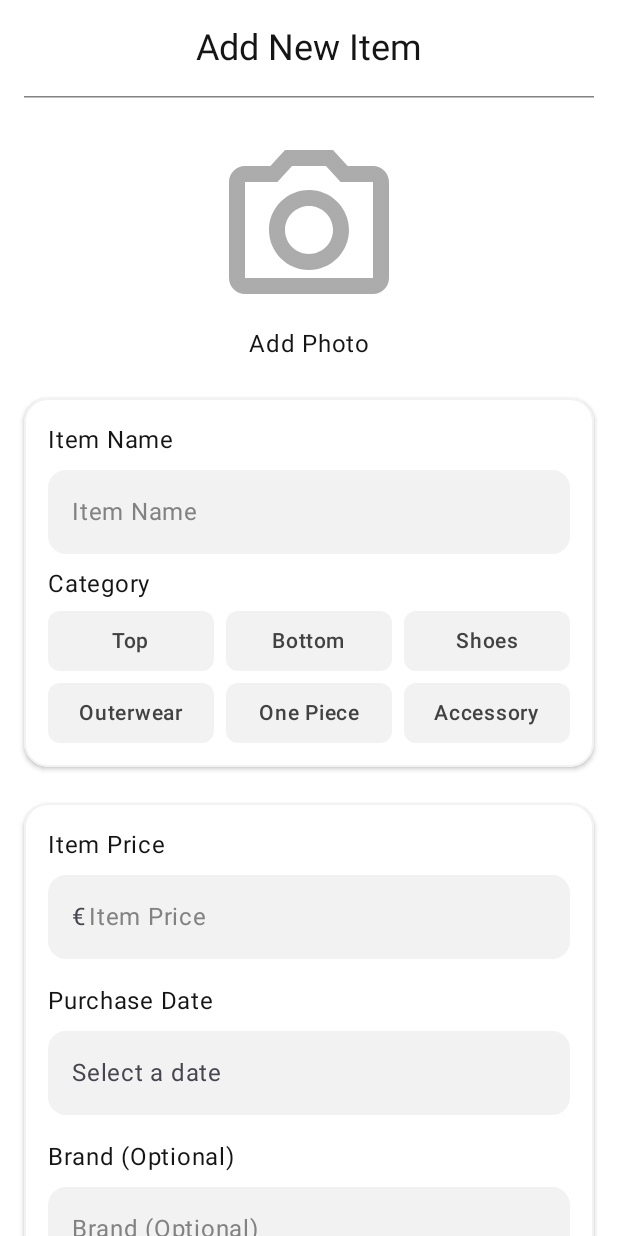
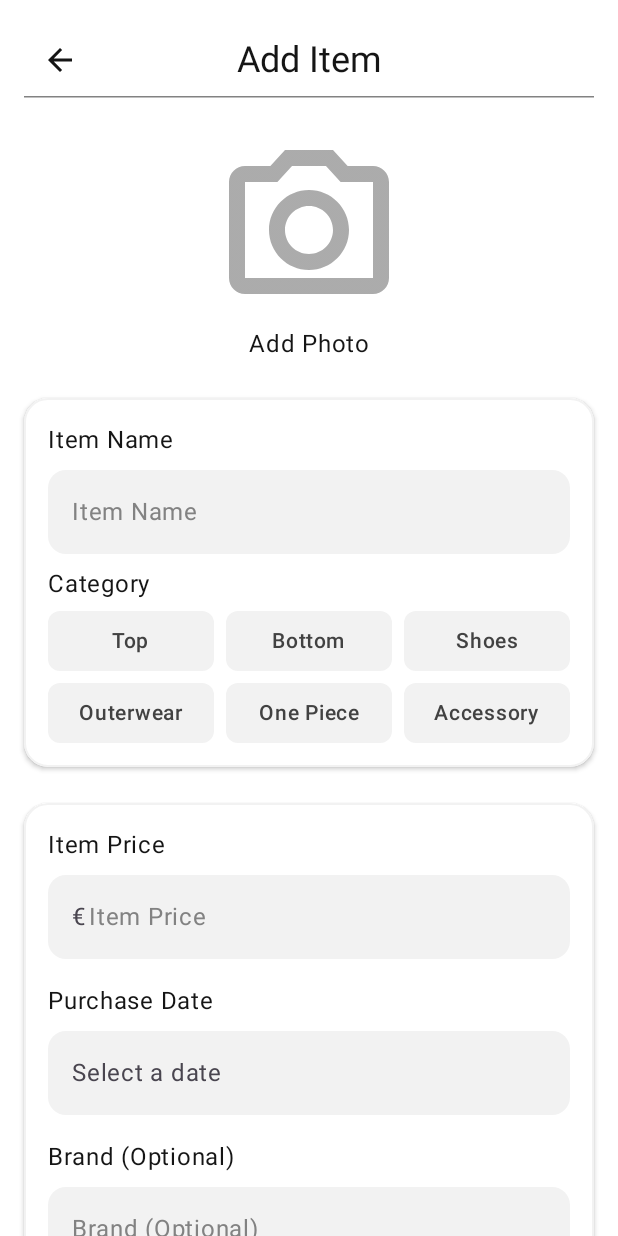
Before and after one commit to Huti-Kappa/CCL3-WS2025, an Android app built with Jetpack Compose: the ItemCreateScreen screen opened through its navigation route, on a phone screen of 412 x 824 dp. Run offline under Robolectric (Android 15) with nearby library versions, the light colour scheme and no system bars.

Commit message:
added top bar to create/edit item

```diff
--- a/code/app/src/main/java/com/example/closetscore/ui/components/ItemForms.kt
+++ b/code/app/src/main/java/com/example/closetscore/ui/components/ItemForms.kt
@@ -2,6 +2,7 @@ package com.example.closetscore.ui.components
 
 import androidx.compose.foundation.background
 import androidx.compose.foundation.layout.Arrangement
+import androidx.compose.foundation.layout.Box
 import androidx.compose.foundation.layout.Column
 import androidx.compose.foundation.layout.Spacer
 import androidx.compose.foundation.layout.fillMaxSize
@@ -12,11 +13,13 @@ import androidx.compose.foundation.layout.size
 import androidx.compose.foundation.rememberScrollState
 import androidx.compose.foundation.verticalScroll
 import androidx.compose.material.icons.Icons
+import androidx.compose.material.icons.automirrored.filled.ArrowBack
 import androidx.compose.material.icons.filled.CheckCircle
 import androidx.compose.material3.Button
 import androidx.compose.material3.ButtonDefaults
 import androidx.compose.material3.HorizontalDivider
 import androidx.compose.material3.Icon
+import androidx.compose.material3.IconButton
 import androidx.compose.material3.MaterialTheme
 import androidx.compose.material3.Text
 import androidx.compose.runtime.Composable
@@ -47,6 +50,7 @@ import java.time.format.DateTimeFormatter
 fun AddItemGrid(
     itemViewModel: ItemViewModel,
     onSuccess: () -> Unit,
+    navigateBack: () -> Unit,
     isEditMode: Boolean = false
 ){
     val state by itemViewModel.formState.collectAsStateWithLifecycle()
@@ -59,11 +63,26 @@ fun AddItemGrid(
         verticalArrangement = Arrangement.spacedBy(24.dp)
     ) {
         Column(horizontalAlignment = Alignment.CenterHorizontally) {
+            Box(
+                modifier = Modifier
+                    .fillMaxWidth()
+
+            ) {
+                IconButton(
+                    onClick = navigateBack,
+                    modifier = Modifier.align(Alignment.CenterStart)
+                ) {
+                    Icon(
+                        imageVector = Icons.AutoMirrored.Filled.ArrowBack,
+                        contentDescription = "Back"
+                    )
+                }
                 Text(
-                text = "Add New Item",
+                    if (isEditMode) "Edit Item" else "Add Item",
                     style = MaterialTheme.typography.headlineSmall,
-                modifier = Modifier.padding(bottom = 16.dp)
+                    modifier = Modifier.align(Alignment.Center)
                 )
+            }
             HorizontalDivider(thickness = 1.dp, color = DarkGrey)
         }
 
--- a/code/app/src/main/java/com/example/closetscore/ui/screens/CreateItem.kt
+++ b/code/app/src/main/java/com/example/closetscore/ui/screens/CreateItem.kt
@@ -52,7 +52,7 @@ fun ItemCreateScreen(
         if (success) {
             SuccessView("Item Created!")
         } else {
-            AddItemGrid(itemViewModel, onSuccess = { isSuccess = true })
+            AddItemGrid(itemViewModel, onSuccess = { isSuccess = true }, navigateBack)
         }
     }
 }
--- a/code/app/src/main/java/com/example/closetscore/ui/screens/EditItem.kt
+++ b/code/app/src/main/java/com/example/closetscore/ui/screens/EditItem.kt
@@ -69,11 +69,7 @@ fun EditItemScreen(
         if (success) {
             SuccessView("Item Edited!")
         } else {
-            AddItemGrid(
-                itemViewModel = itemViewModel,
-                onSuccess = { isSuccess = true },
-                true
-            )
+            AddItemGrid(itemViewModel, onSuccess = { isSuccess = true }, navigateBack)
         }
     }
 }
```
Also changed, not shown: code/app/src/main/java/com/example/closetscore/ui/components/TopBar.kt (added, +41 -0 lines), code/app/src/main/java/com/example/closetscore/ui/screens/ItemDetail.kt (+21 -0 lines), code/app/src/main/java/com/example/closetscore/ui/components/SucessView.kt (renamed from code/app/src/main/java/com/example/closetscore/ui/components/SucesssView.kt). Lines whose indentation alone changed are shown as unchanged.
